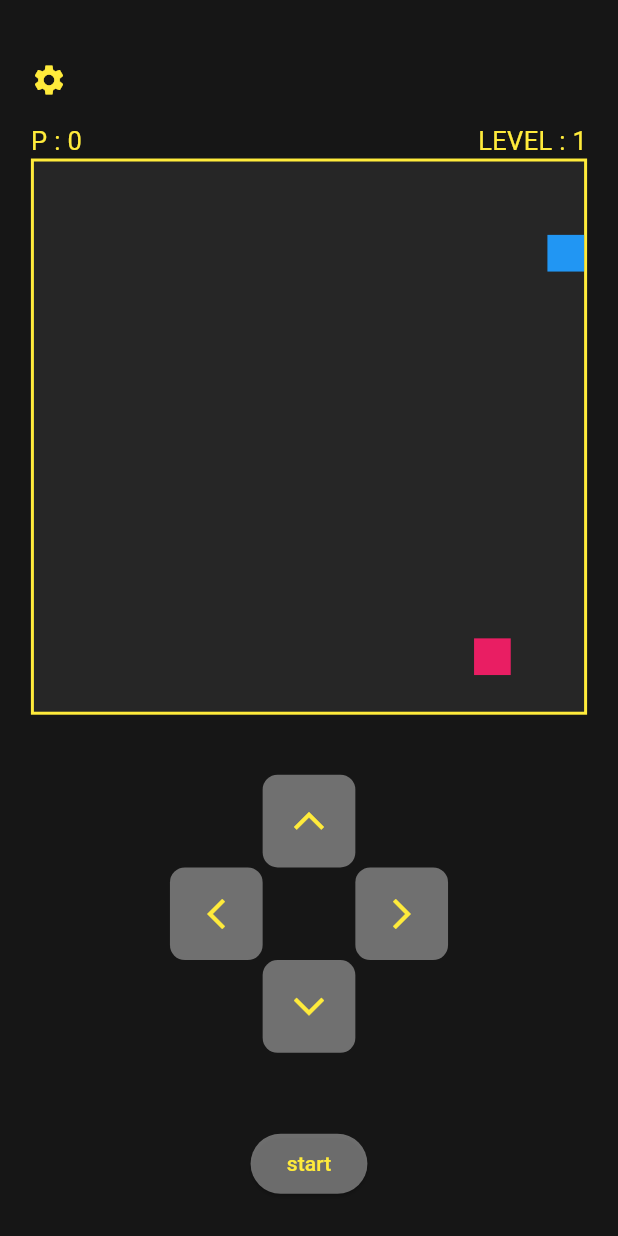
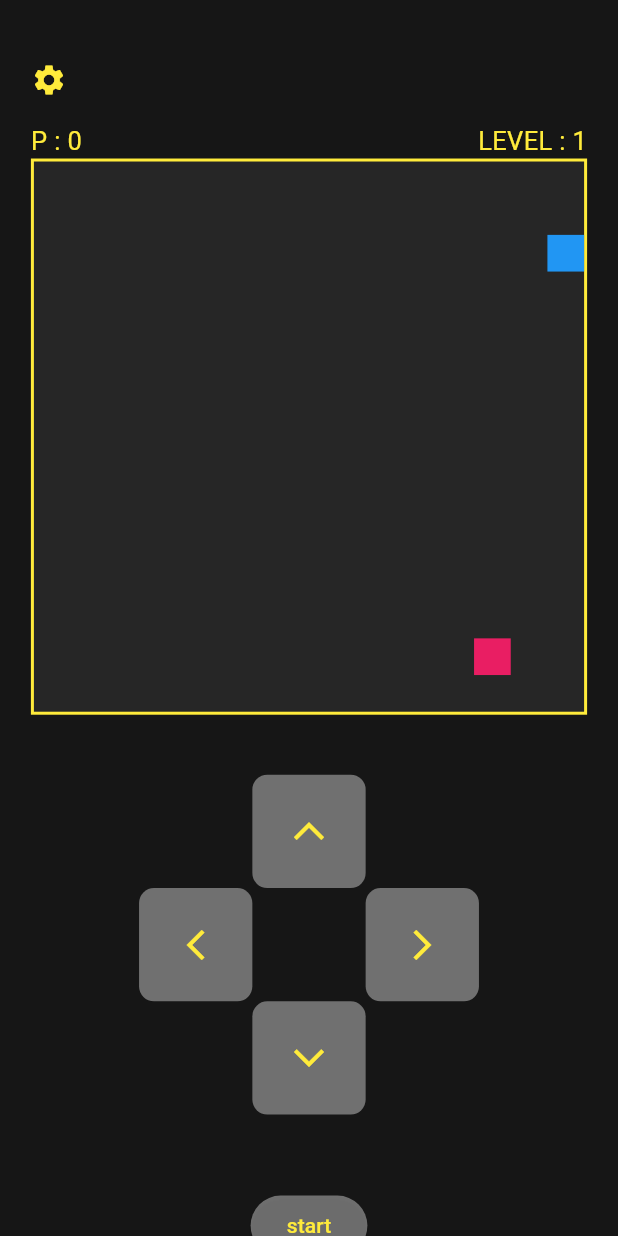
Before and after one commit to AmineDEVWEBAPP/snakeGame, a Flutter app: the screen it shows after launch, on a phone screen of 412 x 824 dp. Run offline on Flutter 3.47's test engine with Material 3 defaults, Android fonts, the phone set to English and light mode, and no system bars; our stand-ins replace get, shared_preferences.

Commit message:
resize controlle buttons

```diff
--- a/lib/view/widget/game-page/controlle_buttons.dart
+++ b/lib/view/widget/game-page/controlle_buttons.dart
@@ -16,11 +16,12 @@ class ControlleButtons extends StatelessWidget {
   final void Function() top;
   final void Function() bottom;
   final void Function() right;
+  final double _cardSize = Get.width * 0.55;
   @override
   Widget build(BuildContext context) {
     return SizedBox(
-      width: Get.width * 0.45,
-      height: Get.width * 0.45,
+      width: _cardSize,
+      height: _cardSize,
       child: Row(
         children: [
           _button(left),
@@ -37,8 +38,8 @@ class ControlleButtons extends StatelessWidget {
   Widget _button(void Function() onTap, {int? turns}) => InkWell(
     onTap: onTap,
     child: Container(
-      width: (Get.width * 0.45) / 3,
-      height: (Get.width * 0.45) / 3,
+      width: _cardSize / 3,
+      height: _cardSize / 3,
       decoration: BoxDecoration(
         color: _appTheme.cardColor,
         borderRadius: BorderRadius.circular(10),
```
